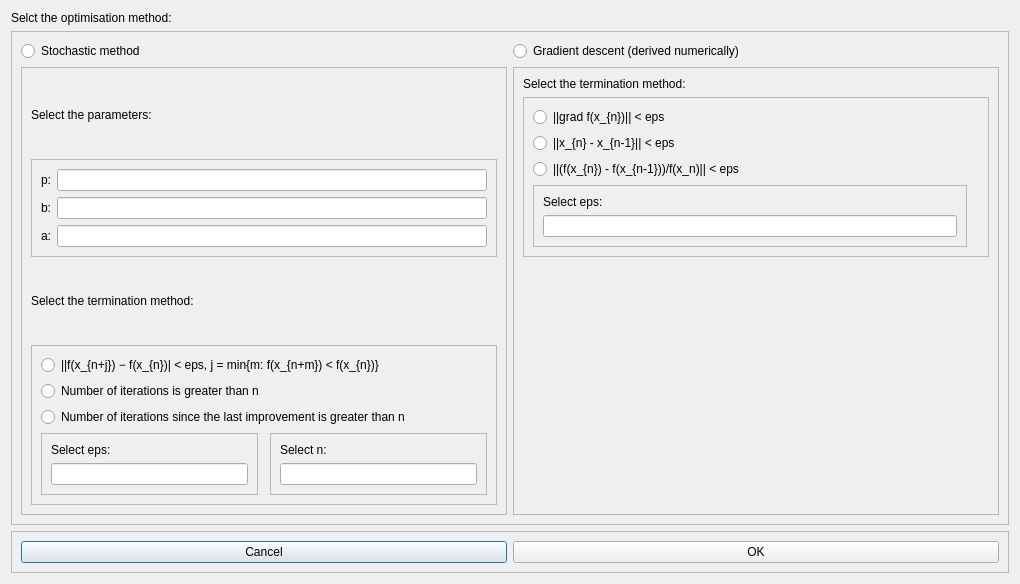
The window that graphicApp/graphicApp/select_method.ui (Daniil-Vlasenko/SPbUProgrammingForProbabilisticProblems) describes before a commit, drawn with Qt 5.
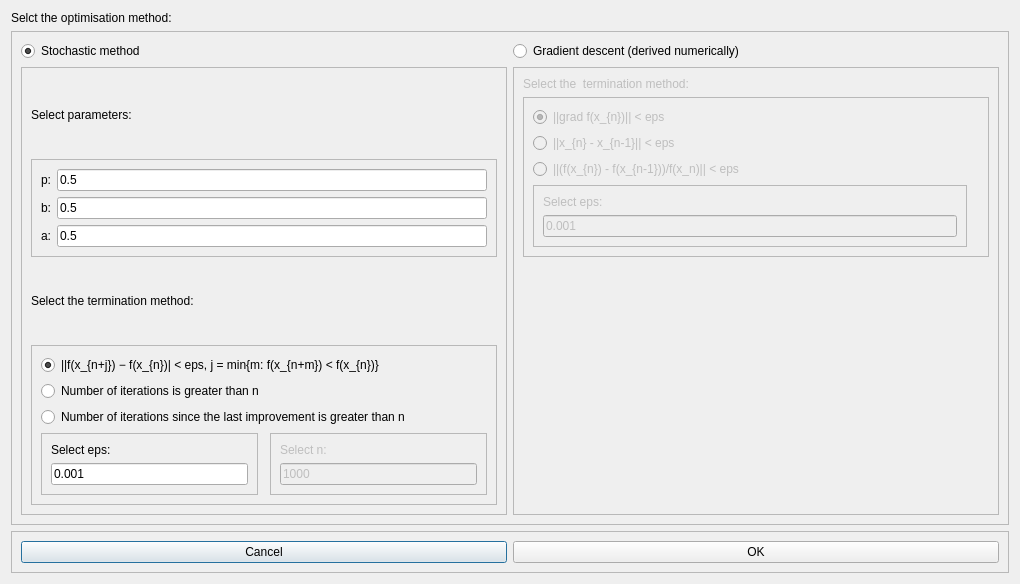
The same window after the commit.

```diff
--- a/graphicApp/graphicApp/select_method.ui
+++ b/graphicApp/graphicApp/select_method.ui
@@ -10,9 +10,24 @@
     <height>584</height>
    </rect>
   </property>
+  <property name="minimumSize">
+   <size>
+    <width>1020</width>
+    <height>584</height>
+   </size>
+  </property>
+  <property name="maximumSize">
+   <size>
+    <width>1020</width>
+    <height>584</height>
+   </size>
+  </property>
   <property name="windowTitle">
    <string>Dialog</string>
   </property>
+  <property name="sizeGripEnabled">
+   <bool>false</bool>
+  </property>
   <layout class="QVBoxLayout" name="verticalLayout_5">
    <item>
     <widget class="QLabel" name="label">
@@ -35,12 +50,8 @@
         <property name="text">
          <string>Stochastic method</string>
         </property>
-       </widget>
-      </item>
-      <item row="0" column="1">
-       <widget class="QRadioButton" name="radioButton_G">
-        <property name="text">
-         <string>Gradient descent (derived numerically)</string>
+        <property name="checked">
+         <bool>true</bool>
         </property>
        </widget>
       </item>
@@ -59,7 +70,7 @@
          <item>
           <widget class="QLabel" name="label_3">
            <property name="text">
-            <string>Select the parameters:</string>
+            <string>Select parameters:</string>
            </property>
           </widget>
          </item>
@@ -80,7 +91,11 @@
              </widget>
             </item>
             <item row="1" column="1">
-             <widget class="QLineEdit" name="lineEdit_Pb"/>
+             <widget class="QLineEdit" name="lineEdit_Pb">
+              <property name="text">
+               <string>0.5</string>
+              </property>
+             </widget>
             </item>
             <item row="2" column="0">
              <widget class="QLabel" name="label_6">
@@ -90,10 +105,18 @@
              </widget>
             </item>
             <item row="2" column="1">
-             <widget class="QLineEdit" name="lineEdit_Pa"/>
+             <widget class="QLineEdit" name="lineEdit_Pa">
+              <property name="text">
+               <string>0.5</string>
+              </property>
+             </widget>
             </item>
             <item row="0" column="1">
-             <widget class="QLineEdit" name="lineEdit_Pp"/>
+             <widget class="QLineEdit" name="lineEdit_Pp">
+              <property name="text">
+               <string>0.5</string>
+              </property>
+             </widget>
             </item>
             <item row="0" column="0">
              <widget class="QLabel" name="label_4">
@@ -130,6 +153,9 @@
             </item>
             <item row="4" column="2">
              <widget class="QFrame" name="frame_8">
+              <property name="enabled">
+               <bool>false</bool>
+              </property>
               <property name="frameShape">
                <enum>QFrame::StyledPanel</enum>
               </property>
@@ -145,7 +171,11 @@
                 </widget>
                </item>
                <item>
-                <widget class="QLineEdit" name="lineEdit_Pn"/>
+                <widget class="QLineEdit" name="lineEdit_Pn">
+                 <property name="text">
+                  <string>1000</string>
+                 </property>
+                </widget>
                </item>
               </layout>
              </widget>
@@ -155,6 +185,9 @@
               <property name="text">
                <string>||f(x_{n+j}) − f(x_{n})| &lt; eps, j = min{m: f(x_{n+m}) &lt; f(x_{n})}</string>
               </property>
+              <property name="checked">
+               <bool>true</bool>
+              </property>
              </widget>
             </item>
             <item row="4" column="0">
@@ -177,7 +210,11 @@
                 </widget>
                </item>
                <item>
-                <widget class="QLineEdit" name="lineEdit_PEps"/>
+                <widget class="QLineEdit" name="lineEdit_PEps">
+                 <property name="text">
+                  <string>0.001</string>
+                 </property>
+                </widget>
                </item>
               </layout>
              </widget>
@@ -195,10 +232,17 @@
         </layout>
        </widget>
       </item>
+      <item row="0" column="1">
+       <widget class="QRadioButton" name="radioButton_G">
+        <property name="text">
+         <string>Gradient descent (derived numerically)</string>
+        </property>
+       </widget>
+      </item>
       <item row="1" column="1">
        <widget class="QFrame" name="frame_5">
         <property name="enabled">
-         <bool>true</bool>
+         <bool>false</bool>
         </property>
         <property name="frameShape">
          <enum>QFrame::StyledPanel</enum>
@@ -210,7 +254,7 @@
          <item>
           <widget class="QLabel" name="label_13">
            <property name="text">
-            <string>Select the termination method:</string>
+            <string>Select the  termination method:</string>
            </property>
           </widget>
          </item>
@@ -224,17 +268,20 @@
            </property>
            <layout class="QGridLayout" name="gridLayout_2">
             <item row="1" column="0" colspan="3">
-             <widget class="QRadioButton" name="radioButton_ST2">
+             <widget class="QRadioButton" name="radioButton_GT2">
               <property name="text">
                <string>||x_{n} - x_{n-1}|| &lt; eps</string>
               </property>
              </widget>
             </item>
             <item row="0" column="0" colspan="3">
-             <widget class="QRadioButton" name="radioButton_ST1">
+             <widget class="QRadioButton" name="radioButton_GT1">
               <property name="text">
                <string>||grad f(x_{n})|| &lt; eps</string>
               </property>
+              <property name="checked">
+               <bool>true</bool>
+              </property>
              </widget>
             </item>
             <item row="4" column="0">
@@ -249,7 +296,7 @@
                <item>
                 <widget class="QLabel" name="label_15">
                  <property name="enabled">
-                  <bool>true</bool>
+                  <bool>false</bool>
                  </property>
                  <property name="text">
                   <string>Select eps:</string>
@@ -257,13 +304,17 @@
                 </widget>
                </item>
                <item>
-                <widget class="QLineEdit" name="lineEdit_GEps"/>
+                <widget class="QLineEdit" name="lineEdit_GEps">
+                 <property name="text">
+                  <string>0.001</string>
+                 </property>
+                </widget>
                </item>
               </layout>
              </widget>
             </item>
             <item row="2" column="0" colspan="3">
-             <widget class="QRadioButton" name="radioButton_ST3">
+             <widget class="QRadioButton" name="radioButton_GT3">
               <property name="text">
                <string>||(f(x_{n}) - f(x_{n-1}))/f(x_n)|| &lt; eps</string>
               </property>
```
